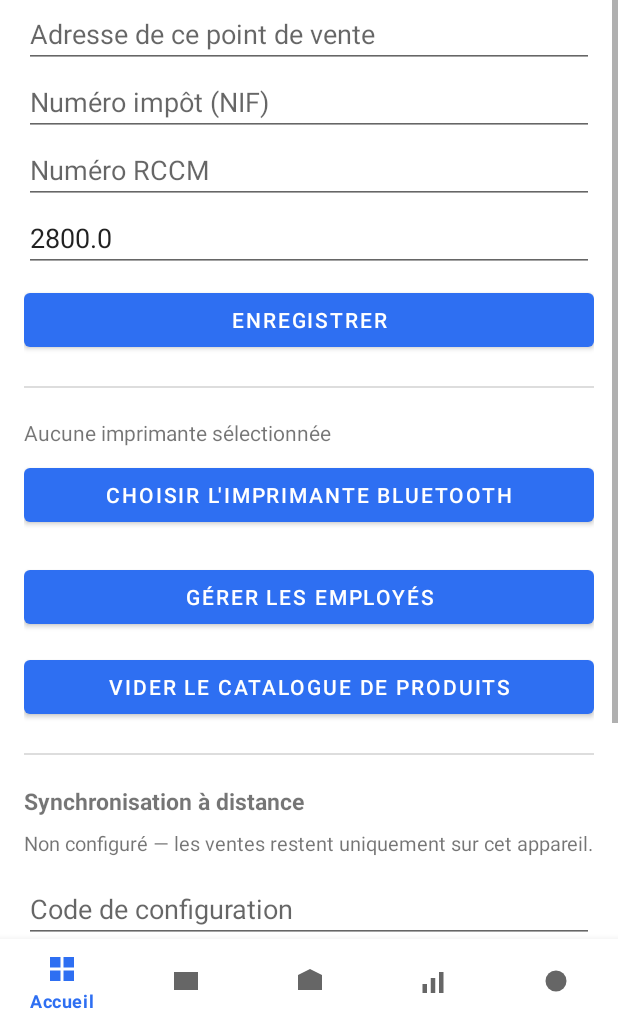
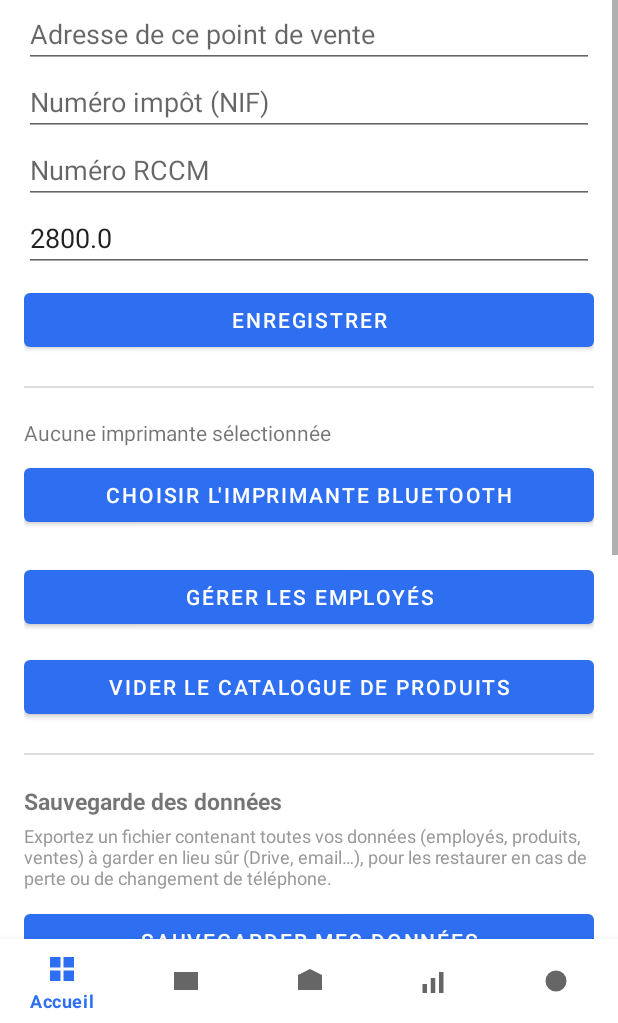
Before and after one commit to deogracekasonga-commits/shukrani-business, an Android app: the fragment SettingsFragment placed in its activity, on a phone screen of 412 x 824 dp, the part 213-1236 px from its top. Run offline under Robolectric (Android 15) with nearby library versions, the phone set to English and light mode, and no system bars; our stand-ins replace Room's generated code; 2 statements that could not run were skipped.

Commit message:
Ajoute la sauvegarde/restauration complète des données de l'app
- BackupManager : exporte employés, produits, ventes, mouvements de stock
  et réglages vers un fichier JSON partageable (Drive, email, WhatsApp).
  Restaure depuis ce fichier en préservant les IDs (liens vente/produit/
  employé cohérents), avec confirmation forte avant remplacement.
- Réglages : boutons "Sauvegarder mes données" / "Restaurer une sauvegarde".
- DAO : ajout des méthodes getAll/deleteAll/insertAll nécessaires sur
  Employee, Product, Sale, SaleItem, StockMovement.

Permet d'éviter une perte de données en cas de téléphone perdu/cassé/changé.

Co-Authored-By: Claude Sonnet 5 <noreply@anthropic.com>
Claude-Session: https://claude.ai/code/session_018EcmZrwUVUyv4dhWzb14nM

```diff
--- a/mobile/app/src/main/java/com/shukranibusiness/app/data/dao/EmployeeDao.kt
+++ b/mobile/app/src/main/java/com/shukranibusiness/app/data/dao/EmployeeDao.kt
@@ -14,6 +14,9 @@ interface EmployeeDao {
     @Insert(onConflict = OnConflictStrategy.ABORT)
     suspend fun insert(employee: Employee): Long
 
+    @Insert(onConflict = OnConflictStrategy.REPLACE)
+    suspend fun insertAll(employees: List<Employee>)
+
     @Update
     suspend fun update(employee: Employee)
 
@@ -23,6 +26,12 @@ interface EmployeeDao {
     @Query("SELECT * FROM employees WHERE active = 1 ORDER BY name ASC")
     fun observeActive(): Flow<List<Employee>>
 
+    @Query("SELECT * FROM employees")
+    suspend fun getAll(): List<Employee>
+
+    @Query("DELETE FROM employees")
+    suspend fun deleteAll()
+
     @Query("SELECT * FROM employees WHERE id = :employeeId LIMIT 1")
     suspend fun getById(employeeId: Long): Employee?
 
--- a/mobile/app/src/main/java/com/shukranibusiness/app/data/dao/ProductDao.kt
+++ b/mobile/app/src/main/java/com/shukranibusiness/app/data/dao/ProductDao.kt
@@ -14,6 +14,9 @@ interface ProductDao {
     @Insert(onConflict = OnConflictStrategy.ABORT)
     suspend fun insert(product: Product): Long
 
+    @Insert(onConflict = OnConflictStrategy.REPLACE)
+    suspend fun insertAll(products: List<Product>)
+
     @Update
     suspend fun update(product: Product)
 
@@ -22,6 +25,9 @@ interface ProductDao {
 
     @Query("SELECT * FROM products WHERE active = 1 ORDER BY category ASC, name ASC")
     fun observeActive(): Flow<List<Product>>
+
+    @Query("SELECT * FROM products")
+    suspend fun getAll(): List<Product>
 
     @Query("SELECT * FROM products WHERE active = 1 AND quantity <= lowStockThreshold ORDER BY quantity ASC")
     fun observeLowStock(): Flow<List<Product>>
--- a/mobile/app/src/main/java/com/shukranibusiness/app/data/dao/SaleDao.kt
+++ b/mobile/app/src/main/java/com/shukranibusiness/app/data/dao/SaleDao.kt
@@ -2,6 +2,7 @@ package com.shukranibusiness.app.data.dao
 
 import androidx.room.Dao
 import androidx.room.Insert
+import androidx.room.OnConflictStrategy
 import androidx.room.Query
 import com.shukranibusiness.app.data.entities.Sale
 import com.shukranibusiness.app.data.entities.SaleItem
@@ -30,8 +31,26 @@ interface SaleDao {
     @Insert
     suspend fun insertSale(sale: Sale): Long
 
+    @Insert(onConflict = OnConflictStrategy.REPLACE)
+    suspend fun insertAllSales(sales: List<Sale>)
+
     @Insert
     suspend fun insertSaleItems(items: List<SaleItem>)
+
+    @Insert(onConflict = OnConflictStrategy.REPLACE)
+    suspend fun insertAllSaleItems(items: List<SaleItem>)
+
+    @Query("SELECT * FROM sales")
+    suspend fun getAllSales(): List<Sale>
+
+    @Query("SELECT * FROM sale_items")
+    suspend fun getAllSaleItems(): List<SaleItem>
+
+    @Query("DELETE FROM sales")
+    suspend fun deleteAllSales()
+
+    @Query("DELETE FROM sale_items")
+    suspend fun deleteAllSaleItems()
 
     @Query("SELECT * FROM sales WHERE id = :saleId LIMIT 1")
     suspend fun getById(saleId: Long): Sale?
--- a/mobile/app/src/main/java/com/shukranibusiness/app/data/dao/StockMovementDao.kt
+++ b/mobile/app/src/main/java/com/shukranibusiness/app/data/dao/StockMovementDao.kt
@@ -2,6 +2,7 @@ package com.shukranibusiness.app.data.dao
 
 import androidx.room.Dao
 import androidx.room.Insert
+import androidx.room.OnConflictStrategy
 import androidx.room.Query
 import com.shukranibusiness.app.data.entities.StockMovement
 import kotlinx.coroutines.flow.Flow
@@ -12,6 +13,15 @@ interface StockMovementDao {
     @Insert
     suspend fun insert(movement: StockMovement)
 
+    @Insert(onConflict = OnConflictStrategy.REPLACE)
+    suspend fun insertAll(movements: List<StockMovement>)
+
+    @Query("SELECT * FROM stock_movements")
+    suspend fun getAll(): List<StockMovement>
+
+    @Query("DELETE FROM stock_movements")
+    suspend fun deleteAll()
+
     @Query("SELECT * FROM stock_movements WHERE productId = :productId ORDER BY dateTimeMillis DESC")
     fun observeForProduct(productId: Long): Flow<List<StockMovement>>
 
--- a/mobile/app/src/main/res/layout/fragment_settings.xml
+++ b/mobile/app/src/main/res/layout/fragment_settings.xml
@@ -95,6 +95,42 @@
         <TextView
             android:layout_width="match_parent"
             android:layout_height="wrap_content"
+            android:text="@string/title_backup"
+            android:textStyle="bold"
+            android:textSize="15sp"
+            android:layout_marginBottom="4dp" />
+
+        <TextView
+            android:layout_width="match_parent"
+            android:layout_height="wrap_content"
+            android:text="@string/backup_hint"
+            android:textSize="12sp"
+            android:textColor="#999999"
+            android:layout_marginBottom="10dp" />
+
+        <Button
+            android:id="@+id/backupButton"
+            android:layout_width="match_parent"
+            android:layout_height="wrap_content"
+            android:text="@string/action_backup" />
+
+        <Button
+            android:id="@+id/restoreButton"
+            android:layout_width="match_parent"
+            android:layout_height="wrap_content"
+            android:layout_marginTop="8dp"
+            android:text="@string/action_restore_backup" />
+
+        <View
+            android:layout_width="match_parent"
+            android:layout_height="1dp"
+            android:background="#DDDDDD"
+            android:layout_marginTop="20dp"
+            android:layout_marginBottom="20dp" />
+
+        <TextView
+            android:layout_width="match_parent"
+            android:layout_height="wrap_content"
             android:text="@string/title_remote_sync"
             android:textStyle="bold"
             android:textSize="15sp"
--- a/mobile/app/src/main/res/values/strings.xml
+++ b/mobile/app/src/main/res/values/strings.xml
@@ -92,6 +92,16 @@
     <string name="confirm_clear_catalog">Supprimer TOUS les produits ? Action irréversible — utile seulement pour nettoyer un import raté (ex. fichier .xlsx importé par erreur au lieu d\'un CSV). Les ventes déjà enregistrées ne sont pas affectées.</string>
     <string name="catalog_cleared_confirmation">Catalogue vidé — %d produit(s) supprimé(s).</string>
 
+    <string name="title_backup">Sauvegarde des données</string>
+    <string name="backup_hint">Exportez un fichier contenant toutes vos données (employés, produits, ventes) à garder en lieu sûr (Drive, email…), pour les restaurer en cas de perte ou de changement de téléphone.</string>
+    <string name="action_backup">Sauvegarder mes données</string>
+    <string name="action_restore_backup">Restaurer une sauvegarde</string>
+    <string name="backup_export_error">Erreur lors de la sauvegarde : %s</string>
+    <string name="confirm_restore_backup">Restaurer cette sauvegarde ? Toutes les données actuelles (employés, produits, ventes) seront remplacées par celles du fichier. Cette action est irréversible.</string>
+    <string name="action_restore">Restaurer</string>
+    <string name="restore_success">Sauvegarde restaurée : %1$d employé(s), %2$d produit(s), %3$d vente(s).</string>
+    <string name="restore_error">Erreur lors de la restauration : %s</string>
+
     <string name="period_today">Aujourd\'hui</string>
     <string name="period_week">7 jours</string>
     <string name="period_month">30 jours</string>
```
Also changed, not shown: mobile/app/src/main/java/com/shukranibusiness/app/data/ShopRepository.kt (+38 -0 lines), mobile/app/src/main/java/com/shukranibusiness/app/ui/settings/SettingsFragment.kt (+52 -0 lines), mobile/app/src/main/java/com/shukranibusiness/app/util/BackupManager.kt (added, +235 -0 lines), 1 other file.
